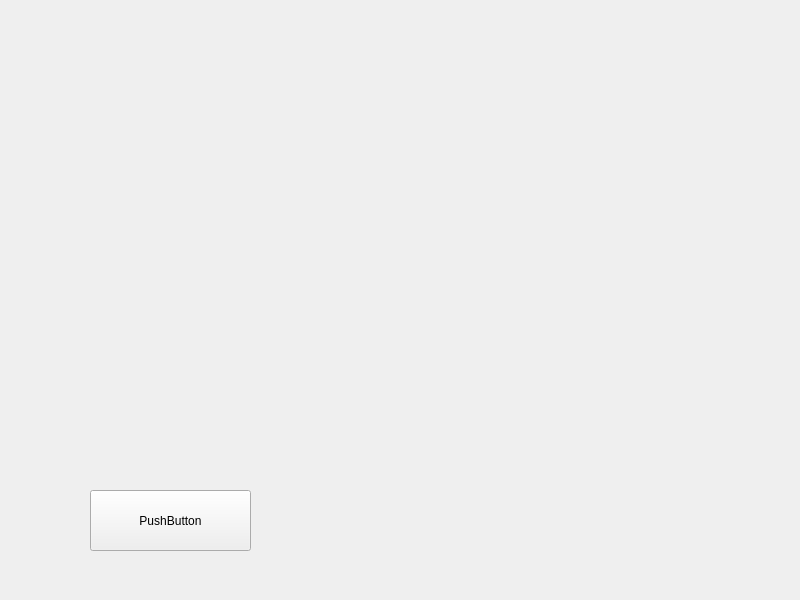
Old version of the form ui_files/ventana_libros.ui in the repository yeyoalvarez/consultorapy.
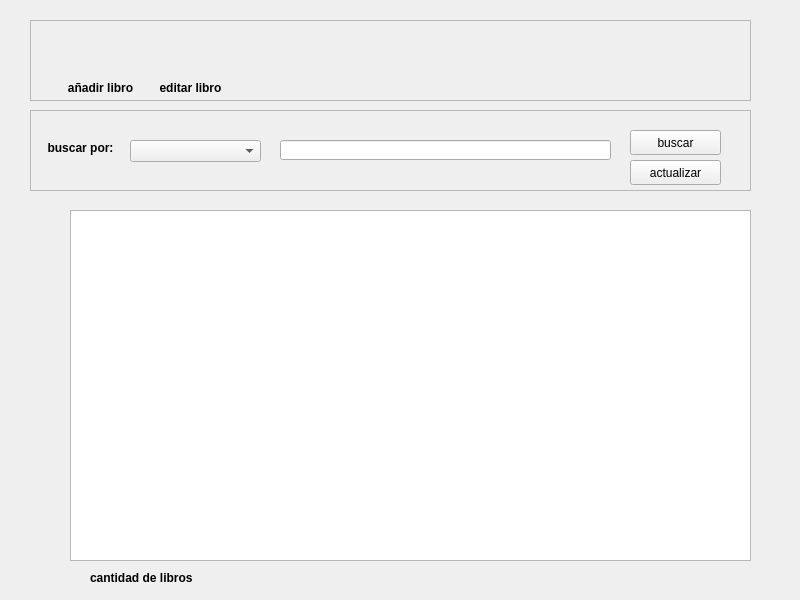
New version of the form. Icons and pictures are not drawn.

Commit message: añadidas las ventanas

What changed in the file:
```diff
--- a/ui_files/ventana_libros.ui
+++ b/ui_files/ventana_libros.ui
@@ -13,17 +13,237 @@
   <property name="windowTitle">
    <string>lista_libros</string>
   </property>
-  <widget class="QPushButton" name="boton">
+  <widget class="QFrame" name="frame">
+   <property name="geometry">
+    <rect>
+     <x>30</x>
+     <y>20</y>
+     <width>721</width>
+     <height>81</height>
+    </rect>
+   </property>
+   <property name="frameShape">
+    <enum>QFrame::StyledPanel</enum>
+   </property>
+   <property name="frameShadow">
+    <enum>QFrame::Raised</enum>
+   </property>
+   <widget class="QPushButton" name="botonAddLibro">
+    <property name="geometry">
+     <rect>
+      <x>30</x>
+      <y>10</y>
+      <width>81</width>
+      <height>51</height>
+     </rect>
+    </property>
+    <property name="styleSheet">
+     <string notr="true">
+QPushButton:hover
+{
+	border-style: solid;
+   	background-color:#bbdefb;
+
+}
+</string>
+    </property>
+    <property name="text">
+     <string/>
+    </property>
+    <property name="icon">
+     <iconset>
+      <normaloff>../assets/iconos/add-book-icon.png</normaloff>../assets/iconos/add-book-icon.png</iconset>
+    </property>
+    <property name="iconSize">
+     <size>
+      <width>45</width>
+      <height>45</height>
+     </size>
+    </property>
+    <property name="flat">
+     <bool>true</bool>
+    </property>
+   </widget>
+   <widget class="QLabel" name="label">
+    <property name="geometry">
+     <rect>
+      <x>30</x>
+      <y>60</y>
+      <width>81</width>
+      <height>16</height>
+     </rect>
+    </property>
+    <property name="text">
+     <string>&lt;html&gt;&lt;head/&gt;&lt;body&gt;&lt;p align=&quot;center&quot;&gt;&lt;span style=&quot; font-weight:600;&quot;&gt;añadir libro&lt;/span&gt;&lt;/p&gt;&lt;/body&gt;&lt;/html&gt;</string>
+    </property>
+   </widget>
+   <widget class="QPushButton" name="botonAddLibro_2">
+    <property name="geometry">
+     <rect>
+      <x>120</x>
+      <y>10</y>
+      <width>81</width>
+      <height>51</height>
+     </rect>
+    </property>
+    <property name="styleSheet">
+     <string notr="true">
+QPushButton:hover
+{
+	border-style: solid;
+   	background-color:#bbdefb;
+
+}
+</string>
+    </property>
+    <property name="text">
+     <string/>
+    </property>
+    <property name="icon">
+     <iconset>
+      <normaloff>../assets/iconos/edit-book.png</normaloff>../assets/iconos/edit-book.png</iconset>
+    </property>
+    <property name="iconSize">
+     <size>
+      <width>45</width>
+      <height>45</height>
+     </size>
+    </property>
+    <property name="flat">
+     <bool>true</bool>
+    </property>
+   </widget>
+   <widget class="QLabel" name="label_2">
+    <property name="geometry">
+     <rect>
+      <x>120</x>
+      <y>60</y>
+      <width>81</width>
+      <height>16</height>
+     </rect>
+    </property>
+    <property name="text">
+     <string>&lt;html&gt;&lt;head/&gt;&lt;body&gt;&lt;p align=&quot;center&quot;&gt;&lt;span style=&quot; font-weight:600;&quot;&gt;editar libro&lt;/span&gt;&lt;/p&gt;&lt;/body&gt;&lt;/html&gt;</string>
+    </property>
+   </widget>
+  </widget>
+  <widget class="QFrame" name="frame_2">
+   <property name="geometry">
+    <rect>
+     <x>30</x>
+     <y>110</y>
+     <width>721</width>
+     <height>81</height>
+    </rect>
+   </property>
+   <property name="frameShape">
+    <enum>QFrame::StyledPanel</enum>
+   </property>
+   <property name="frameShadow">
+    <enum>QFrame::Raised</enum>
+   </property>
+   <widget class="QLabel" name="label_3">
+    <property name="geometry">
+     <rect>
+      <x>10</x>
+      <y>30</y>
+      <width>81</width>
+      <height>16</height>
+     </rect>
+    </property>
+    <property name="text">
+     <string>&lt;html&gt;&lt;head/&gt;&lt;body&gt;&lt;p align=&quot;center&quot;&gt;&lt;span style=&quot; font-weight:600;&quot;&gt;buscar por:&lt;/span&gt;&lt;/p&gt;&lt;/body&gt;&lt;/html&gt;</string>
+    </property>
+   </widget>
+   <widget class="QComboBox" name="buscarPorComboBox">
+    <property name="geometry">
+     <rect>
+      <x>100</x>
+      <y>30</y>
+      <width>131</width>
+      <height>22</height>
+     </rect>
+    </property>
+   </widget>
+   <widget class="QLineEdit" name="lineEdit">
+    <property name="geometry">
+     <rect>
+      <x>250</x>
+      <y>30</y>
+      <width>331</width>
+      <height>20</height>
+     </rect>
+    </property>
+   </widget>
+   <widget class="QPushButton" name="pushButton">
+    <property name="geometry">
+     <rect>
+      <x>600</x>
+      <y>20</y>
+      <width>91</width>
+      <height>25</height>
+     </rect>
+    </property>
+    <property name="text">
+     <string>buscar</string>
+    </property>
+    <property name="icon">
+     <iconset>
+      <normaloff>../assets/iconos/search-icon.png</normaloff>../assets/iconos/search-icon.png</iconset>
+    </property>
+   </widget>
+   <widget class="QPushButton" name="pushButton_2">
+    <property name="geometry">
+     <rect>
+      <x>600</x>
+      <y>50</y>
+      <width>91</width>
+      <height>25</height>
+     </rect>
+    </property>
+    <property name="text">
+     <string>actualizar</string>
+    </property>
+    <property name="icon">
+     <iconset>
+      <normaloff>../assets/iconos/refresh-icon.png</normaloff>../assets/iconos/refresh-icon.png</iconset>
+    </property>
+   </widget>
+  </widget>
+  <widget class="QTableView" name="tableView">
+   <property name="geometry">
+    <rect>
+     <x>70</x>
+     <y>210</y>
+     <width>681</width>
+     <height>351</height>
+    </rect>
+   </property>
+  </widget>
+  <widget class="QLabel" name="label_4">
    <property name="geometry">
     <rect>
      <x>90</x>
-     <y>490</y>
-     <width>161</width>
-     <height>61</height>
+     <y>570</y>
+     <width>111</width>
+     <height>16</height>
     </rect>
    </property>
    <property name="text">
-    <string>PushButton</string>
+    <string>&lt;html&gt;&lt;head/&gt;&lt;body&gt;&lt;p&gt;&lt;span style=&quot; font-weight:600;&quot;&gt;cantidad de libros&lt;/span&gt;&lt;/p&gt;&lt;/body&gt;&lt;/html&gt;</string>
+   </property>
+  </widget>
+  <widget class="QLabel" name="cantidadLibros">
+   <property name="geometry">
+    <rect>
+     <x>210</x>
+     <y>570</y>
+     <width>51</width>
+     <height>16</height>
+    </rect>
+   </property>
+   <property name="text">
+    <string>&lt;html&gt;&lt;head/&gt;&lt;body&gt;&lt;p&gt;&lt;br/&gt;&lt;/p&gt;&lt;/body&gt;&lt;/html&gt;</string>
    </property>
   </widget>
  </widget>
```
The commit also changes 34 other files.
